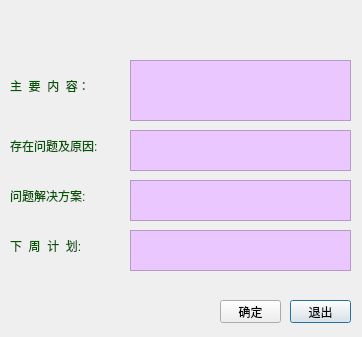
crawler-john/graduationProject, file SoftwareProManagement/daily.ui: the form before one commit.
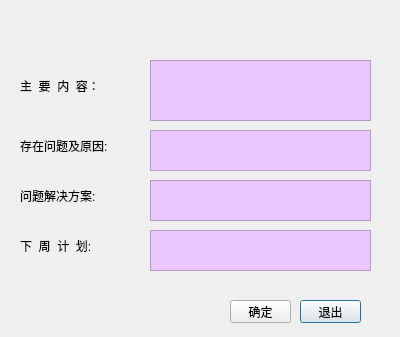
The form after the commit. Icons and pictures are not drawn.

Patch:
```diff
--- a/SoftwareProManagement/daily.ui
+++ b/SoftwareProManagement/daily.ui
@@ -6,7 +6,7 @@
    <rect>
     <x>0</x>
     <y>0</y>
-    <width>362</width>
+    <width>400</width>
     <height>337</height>
    </rect>
   </property>
@@ -21,7 +21,7 @@
   <widget class="QLabel" name="label">
    <property name="geometry">
     <rect>
-     <x>10</x>
+     <x>20</x>
      <y>70</y>
      <width>121</width>
      <height>31</height>
@@ -29,7 +29,7 @@
    </property>
    <property name="styleSheet">
     <string notr="true">font: 75 12pt &quot;黑体&quot;;
-color:rgb(0, 85, 0);</string>
+;</string>
    </property>
    <property name="text">
     <string>主  要  内  容：</string>
@@ -38,7 +38,7 @@
   <widget class="QTextEdit" name="content">
    <property name="geometry">
     <rect>
-     <x>130</x>
+     <x>150</x>
      <y>60</y>
      <width>221</width>
      <height>61</height>
@@ -55,7 +55,7 @@
   <widget class="QLabel" name="label_2">
    <property name="geometry">
     <rect>
-     <x>10</x>
+     <x>20</x>
      <y>130</y>
      <width>121</width>
      <height>31</height>
@@ -63,7 +63,7 @@
    </property>
    <property name="styleSheet">
     <string notr="true">font: 75 12pt &quot;黑体&quot;;
-color:rgb(0, 85, 0);</string>
+</string>
    </property>
    <property name="text">
     <string>存在问题及原因:</string>
@@ -72,7 +72,7 @@
   <widget class="QTextEdit" name="problem">
    <property name="geometry">
     <rect>
-     <x>130</x>
+     <x>150</x>
      <y>130</y>
      <width>221</width>
      <height>41</height>
@@ -87,7 +87,7 @@
   <widget class="QLabel" name="label_3">
    <property name="geometry">
     <rect>
-     <x>10</x>
+     <x>20</x>
      <y>180</y>
      <width>121</width>
      <height>31</height>
@@ -95,7 +95,7 @@
    </property>
    <property name="styleSheet">
     <string notr="true">font: 75 12pt &quot;黑体&quot;;
-color:rgb(0, 85, 0);</string>
+</string>
    </property>
    <property name="text">
     <string>问题解决方案:</string>
@@ -104,7 +104,7 @@
   <widget class="QTextEdit" name="solution">
    <property name="geometry">
     <rect>
-     <x>130</x>
+     <x>150</x>
      <y>180</y>
      <width>221</width>
      <height>41</height>
@@ -120,7 +120,7 @@
   <widget class="QLabel" name="label_4">
    <property name="geometry">
     <rect>
-     <x>10</x>
+     <x>20</x>
      <y>230</y>
      <width>121</width>
      <height>31</height>
@@ -128,7 +128,7 @@
    </property>
    <property name="styleSheet">
     <string notr="true">font: 75 12pt &quot;黑体&quot;;
-color:rgb(0, 85, 0);</string>
+</string>
    </property>
    <property name="text">
     <string>下  周  计  划:</string>
@@ -137,7 +137,7 @@
   <widget class="QTextEdit" name="plan">
    <property name="geometry">
     <rect>
-     <x>130</x>
+     <x>150</x>
      <y>230</y>
      <width>221</width>
      <height>41</height>
@@ -153,7 +153,7 @@
   <widget class="QLabel" name="dailyInfo">
    <property name="geometry">
     <rect>
-     <x>20</x>
+     <x>30</x>
      <y>295</y>
      <width>161</width>
      <height>21</height>
@@ -170,7 +170,7 @@
   <widget class="QPushButton" name="BtnCancel">
    <property name="geometry">
     <rect>
-     <x>290</x>
+     <x>300</x>
      <y>300</y>
      <width>61</width>
      <height>23</height>
@@ -183,7 +183,7 @@
   <widget class="QPushButton" name="BtnConfirm">
    <property name="geometry">
     <rect>
-     <x>220</x>
+     <x>230</x>
      <y>300</y>
      <width>61</width>
      <height>23</height>
```
